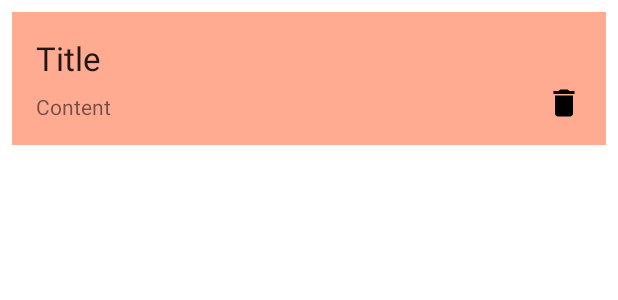
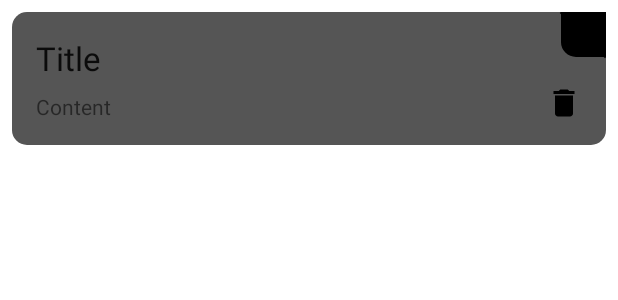
Before and after one commit to 2022NewKrew/android-note-app, an Android app: the layout item_note.xml on its own in the app's theme, with its tools: preview values and no code run, on a phone screen of 412 x 824 dp. Shown: the top 300 px of the screen. Run offline under Robolectric (Android 15) with nearby library versions, the phone set to English and light mode, and no system bars.

Commit message:
item_note 에 배경 모양 적용. (접힘 부분 안 됨)

```diff
--- a/app/src/main/java/com/survivalcoding/note_app/presentation/notes/adapter/NoteListAdapter.kt
+++ b/app/src/main/java/com/survivalcoding/note_app/presentation/notes/adapter/NoteListAdapter.kt
@@ -1,10 +1,13 @@
 package com.survivalcoding.note_app.presentation.notes.adapter
 
+import android.content.res.ColorStateList
 import android.view.LayoutInflater
 import android.view.ViewGroup
+import androidx.core.content.ContextCompat
 import androidx.recyclerview.widget.DiffUtil
 import androidx.recyclerview.widget.ListAdapter
 import androidx.recyclerview.widget.RecyclerView
+import com.survivalcoding.note_app.R
 import com.survivalcoding.note_app.databinding.ItemNoteBinding
 import com.survivalcoding.note_app.domain.model.Note
 
@@ -37,7 +40,7 @@ class NoteListAdapter(
             binding.apply {
                 titleTextView.text = note.title
                 contentTextView.text = note.content
-                root.setBackgroundColor(note.color)
+                root.backgroundTintList = ColorStateList.valueOf(note.color)
                 deleteImageView.setOnClickListener {
                     onDelete(note)
                 }
--- /dev/null
+++ b/app/src/main/res/drawable/shape_note.xml
@@ -0,0 +1,53 @@
+<layer-list xmlns:android="http://schemas.android.com/apk/res/android">
+    <!--Paper-Back-->
+    <item android:id="@+id/main">
+        <shape android:shape="rectangle">
+            <solid android:color="#555555" />
+            <size
+                android:width="300dp"
+                android:height="100dp" />
+            <corners
+                android:bottomLeftRadius="10dp"
+                android:bottomRightRadius="10dp"
+                android:topLeftRadius="10dp"
+                android:topRightRadius="10dp" />
+
+        </shape>
+    </item>
+
+    <!--Fold-->
+    <item
+        android:id="@+id/fold"
+        android:gravity="top|right">
+        <shape android:shape="rectangle">
+            <size
+                android:width="30dp"
+                android:height="30dp" />
+            <solid android:color="#000000" />
+            <corners
+                android:bottomLeftRadius="10dp"
+                android:bottomRightRadius="0dp"
+                android:topLeftRadius="0dp"
+                android:topRightRadius="10dp" />
+        </shape>
+    </item>
+    <item
+        android:gravity="top|right"
+        android:right="-21.21dp"
+        android:top="-21.21dp">
+        <rotate
+            android:fromDegrees="45"
+            android:pivotX="50%"
+            android:pivotY="50%">
+            <shape android:shape="rectangle">
+                <size
+                    android:width="42.42dp"
+                    android:height="42.42dp" />
+                <solid android:color="#000000" />
+            </shape>
+        </rotate>
+    </item>
+
+
+    <!--Fold End-->
+</layer-list>
--- a/app/src/main/res/layout/item_note.xml
+++ b/app/src/main/res/layout/item_note.xml
@@ -6,7 +6,7 @@
     android:layout_width="match_parent"
     android:layout_height="wrap_content"
     android:layout_margin="8dp"
-    tools:background="@color/roseBud">
+    android:background="@drawable/shape_note">
 
     <TextView
         android:id="@+id/titleTextView"
```
